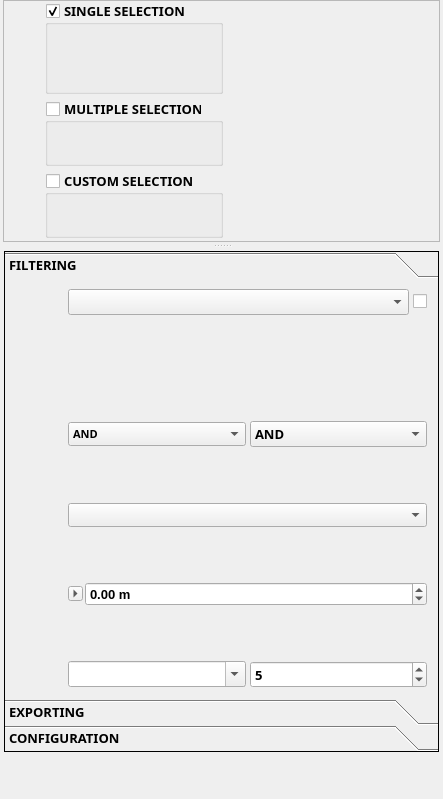
Above: filter_mate_dockwidget_base.ui from imagodata/filter_mate before the change. Below: the same form after it.
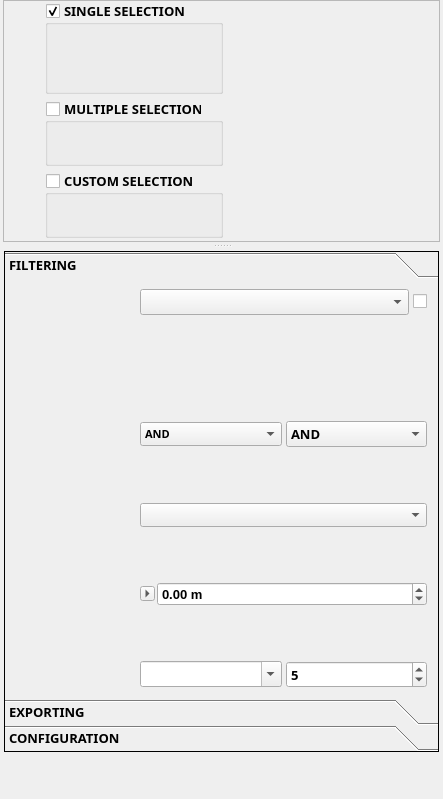
That is the form after the change. Icons and pictures are not drawn. Custom widgets are drawn as their Qt base class.

Commit message: fix(ui): exploring sidebar visibility + HIDPI profile + QSS cascade cleanup

The edit to the form file:
```diff
--- a/filter_mate_dockwidget_base.ui
+++ b/filter_mate_dockwidget_base.ui
@@ -1359,7 +1359,7 @@
                     </property>
                     <property name="maximumSize">
                      <size>
-                      <width>48</width>
+                      <width>120</width>
                       <height>16777215</height>
                      </size>
                     </property>
```
Left out of the diff: 4 changed lines with no effect on the pictures. The commit also changes 3 other files.
